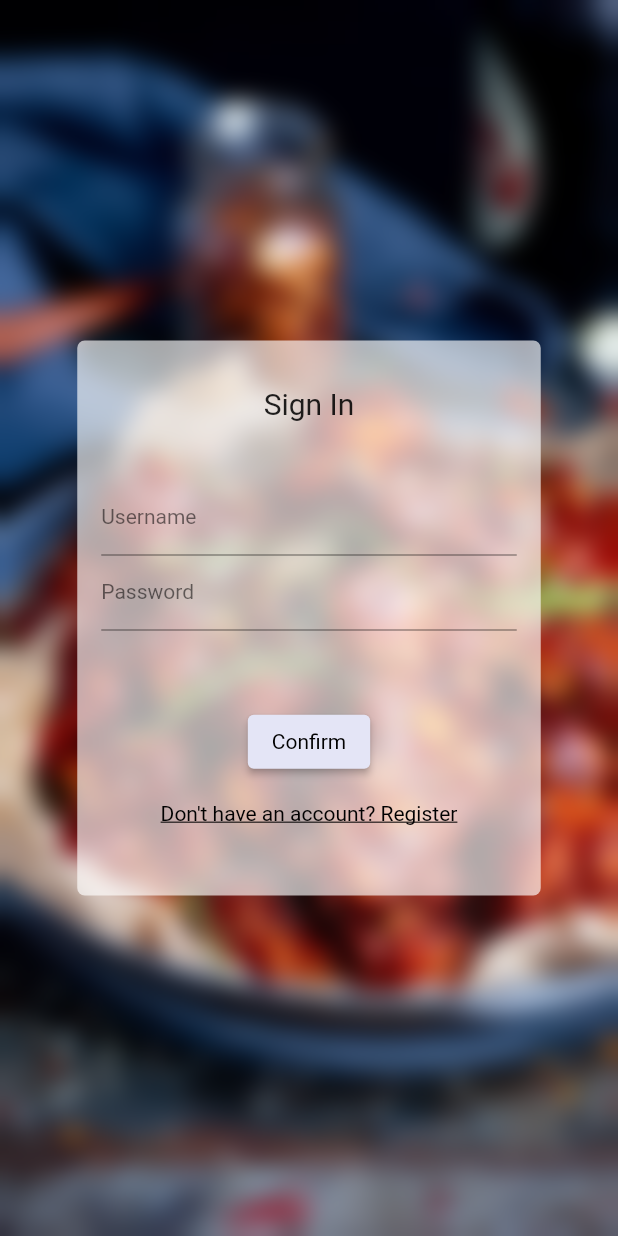
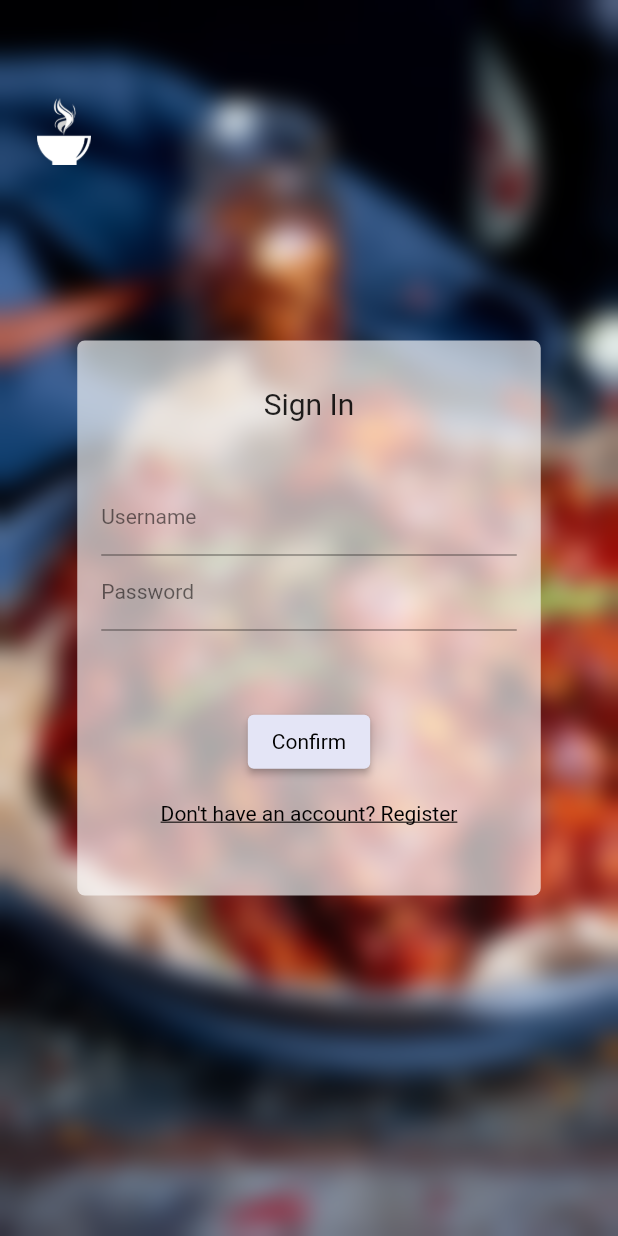
Before and after one commit to imranZMiko/Eten, a Flutter app: the screen it shows after launch, item 3 of the bottom bar chosen, after a tap on "Sign in to an existing account", on a phone screen of 412 x 824 dp. Run offline on Flutter 3.47's test engine with Material 2 defaults, Android fonts, the phone set to English and light mode, and no system bars.

Commit message:
Added transparent icon to various pages.

```diff
--- a/lib/screens/favorites_logged_out.dart
+++ b/lib/screens/favorites_logged_out.dart
@@ -16,6 +16,15 @@ class FavoritesLoggedOutScreen extends StatelessWidget {
       body: Stack(
         children: [
           BlurredImage(imageURL: 'Assets/Favorites.png'),
+          Positioned(
+            top: 65,
+            left: 20,
+            child: Container(
+              height: 45,
+              width: 45,
+              child: Image.asset('Assets/LogoWithoutEdge.png'),
+            ),
+          ),
           Center(
             child: Card(
               shadowColor: Colors.transparent,
--- a/lib/screens/homepage_screen.dart
+++ b/lib/screens/homepage_screen.dart
@@ -29,23 +29,22 @@ class HomePageScreen extends StatelessWidget {
                   child: Container(
                     padding: EdgeInsets.all(10),
                     child: Row(
+                      crossAxisAlignment: CrossAxisAlignment.end,
                       mainAxisAlignment: MainAxisAlignment.spaceBetween,
                       children: [
                         Text(
                           'Eten',
                           style: TextStyle(
                             color: Colors.white,
-                            fontSize: 30,
+                            fontSize: 35,
                             fontWeight: FontWeight.bold,
+
                           ),
                         ),
-                        IconButton(
-                          onPressed: () {},
-                          icon: Icon(
-                            Icons.wb_sunny_outlined,
-                            color: Colors.yellow[100],
-                            size: 30,
-                          ),
+                        Container(
+                          height: 45,
+                          width: 45,
+                          child: Image.asset('Assets/LogoWithoutEdge.png'),
                         ),
                       ],
                     ),
--- a/lib/screens/log_in_screen.dart
+++ b/lib/screens/log_in_screen.dart
@@ -15,22 +15,31 @@ class LogInScreen extends StatelessWidget {
       body: Stack(
         children: [
           BlurredImage(imageURL: 'Assets/Place4.png'),
+          Positioned(
+            top: 65,
+            left: 20,
+            child: Container(
+              height: 45,
+              width: 45,
+              child: Image.asset('Assets/LogoWithoutEdge.png'),
+            ),
+          ),
           Center(
             child: AuthCard(
-              topText: 'Sign In',
-              formTextList: ['Username', 'Password'],
-              buttonText: 'Confirm',
-              textButtonText: 'Don\'t have an account? Register',
+                topText: 'Sign In',
+                formTextList: ['Username', 'Password'],
+                buttonText: 'Confirm',
+                textButtonText: 'Don\'t have an account? Register',
                 navigatorHandler: () {
                   Navigator.pushReplacement(
                     context,
                     PageRouteBuilder(
-                      pageBuilder: (context, animation1, animation2) => RegisterScreen(),
+                      pageBuilder: (context, animation1, animation2) =>
+                          RegisterScreen(),
                       transitionDuration: Duration(seconds: 0),
                     ),
                   );
-                }
-            ),
+                }),
           ),
         ],
       ),
--- a/lib/screens/register_screen.dart
+++ b/lib/screens/register_screen.dart
@@ -15,6 +15,15 @@ class RegisterScreen extends StatelessWidget {
       body: Stack(
         children: [
           BlurredImage(imageURL: 'Assets/Favorites.png'),
+          Positioned(
+            top: 65,
+            left: 20,
+            child: Container(
+              height: 45,
+              width: 45,
+              child: Image.asset('Assets/LogoWithoutEdge.png'),
+            ),
+          ),
           Center(
             child: AuthCard(
               topText: 'Register',
```
Also changed, not shown: Assets/LogoWithoutEdge.png (added).
